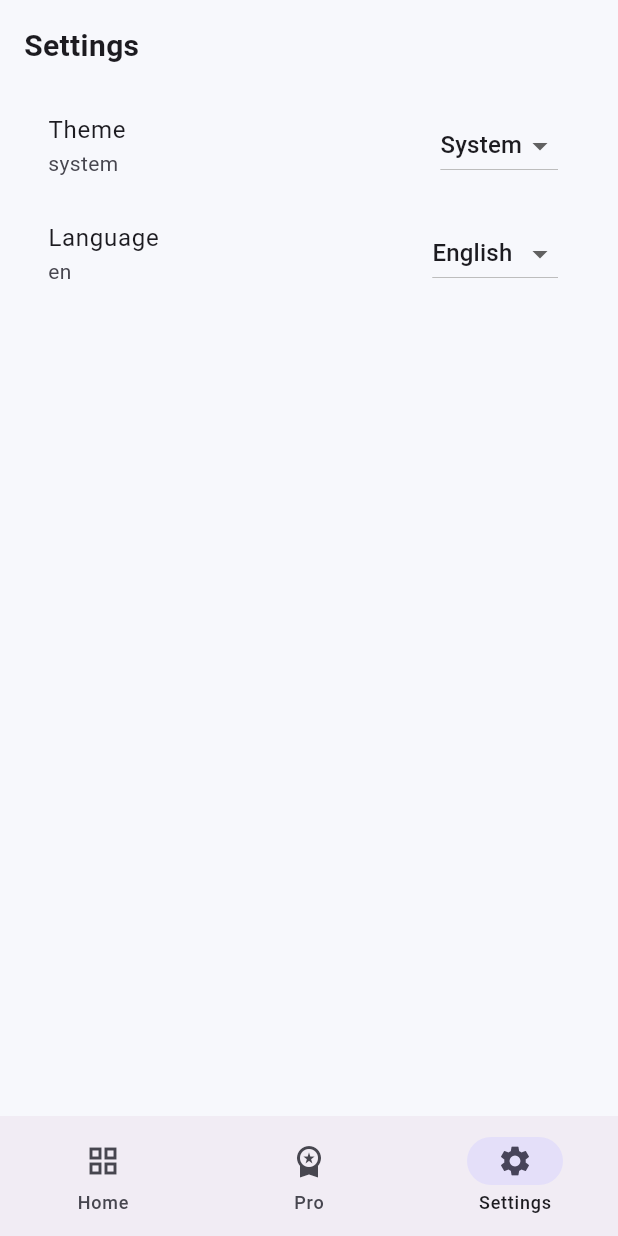
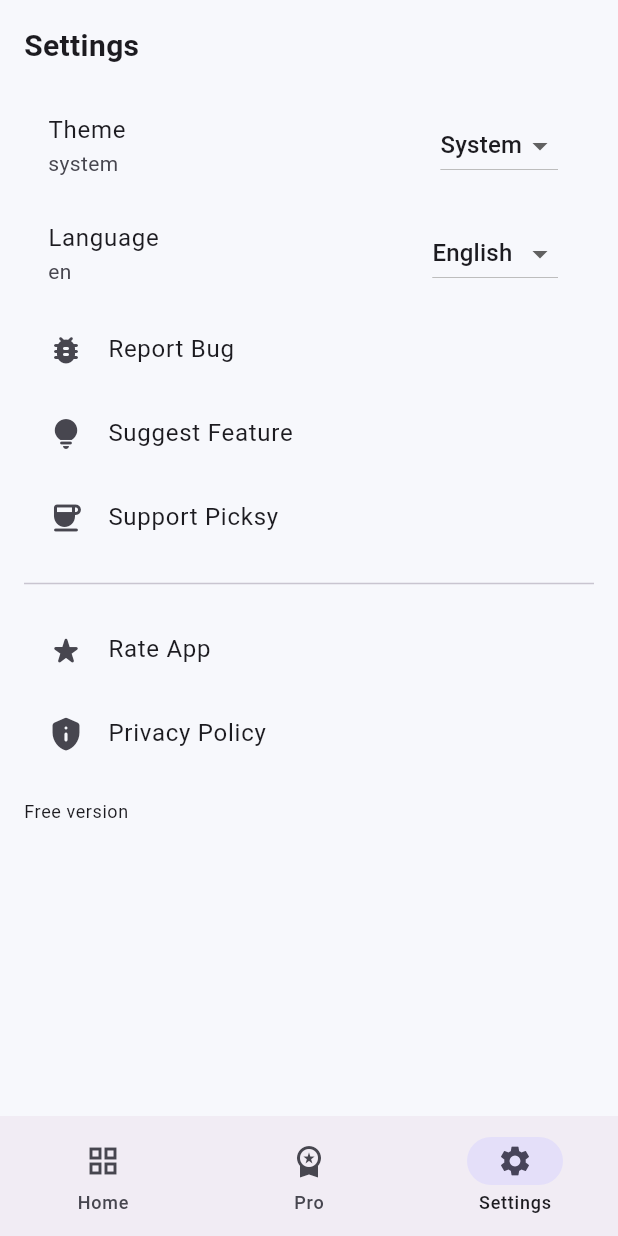
Before and after one commit to 4mierS/picksy, a Flutter app: the screen it shows after launch, item 3 of the bottom bar chosen, on a phone screen of 412 x 824 dp. Run offline on Flutter 3.47's test engine with Material 3 defaults, Android fonts, the phone set to English and light mode, and no system bars; our stand-ins replace hive_flutter, in_app_purchase; accounts and stored records are empty.

Commit message:
Add URL launcher functionality and enhance settings page with bug reporting and feature suggestion options

```diff
--- /dev/null
+++ b/lib/core/links.dart
@@ -0,0 +1,22 @@
+import 'package:url_launcher/url_launcher.dart';
+
+Future<void> openExternalUrl(String url) async {
+  final uri = Uri.parse(url);
+  final ok = await launchUrl(uri, mode: LaunchMode.externalApplication);
+  if (!ok) {
+    throw Exception('Could not launch $url');
+  }
+}
+
+Future<void> openCoffee() => openExternalUrl('https://buymeacoffee.com/4miers');
+
+Future<void> openBugReport() => openExternalUrl(
+  'https://github.com/4mierS/picksy/issues/new?template=bug_report.yml',
+);
+
+Future<void> openFeatureRequest() => openExternalUrl(
+  'https://github.com/4mierS/picksy/issues/new?template=feature_request.yml',
+);
+
+Future<void> openGithubIssues() =>
+    openExternalUrl('https://github.com/4mierS/picksy/issues');
--- a/lib/features/settings/settings_page.dart
+++ b/lib/features/settings/settings_page.dart
@@ -3,6 +3,7 @@ import 'package:provider/provider.dart';
 
 import '../../storage/settings_store.dart';
 import '../../storage/premium_store.dart';
+import '../../core/links.dart';
 
 class SettingsPage extends StatelessWidget {
   const SettingsPage({super.key});
@@ -51,6 +52,48 @@ class SettingsPage extends StatelessWidget {
               ],
             ),
           ),
+
+          ListTile(
+            leading: const Icon(Icons.bug_report_rounded),
+            title: const Text('Report Bug'),
+            onTap: openBugReport,
+          ),
+          ListTile(
+            leading: const Icon(Icons.lightbulb_rounded),
+            title: const Text('Suggest Feature'),
+            onTap: openFeatureRequest,
+          ),
+          ListTile(
+            leading: const Icon(Icons.coffee_rounded),
+            title: const Text('Support Picksy'),
+            onTap: openCoffee,
+          ),
+
+          const Divider(height: 32),
+
+          ListTile(
+            leading: const Icon(Icons.star_rate_rounded),
+            title: const Text('Rate App'),
+            onTap: () {
+              // Später: Play Store Link rein
+            },
+          ),
+
+          ListTile(
+            leading: const Icon(Icons.privacy_tip_rounded),
+            title: const Text('Privacy Policy'),
+            onTap: () {
+              // Später: deine URL rein
+            },
+          ),
+
+          const SizedBox(height: 16),
+
+          // Optional: kleine Info
+          Text(
+            premium.isPro ? 'Pro active ✅' : 'Free version',
+            style: Theme.of(context).textTheme.bodySmall,
+          ),
         ],
       ),
     );
```
Also changed, not shown: lib/features/home/home_page.dart (+23 -4 lines), lib/features/pro/pro_page.dart (+49 -37 lines), lib/main.dart (+8 -0 lines), lib/storage/premium_store.dart (+31 -15 lines), pubspec.yaml (+14 -7 lines), pubspec.lock, 9 other files.
